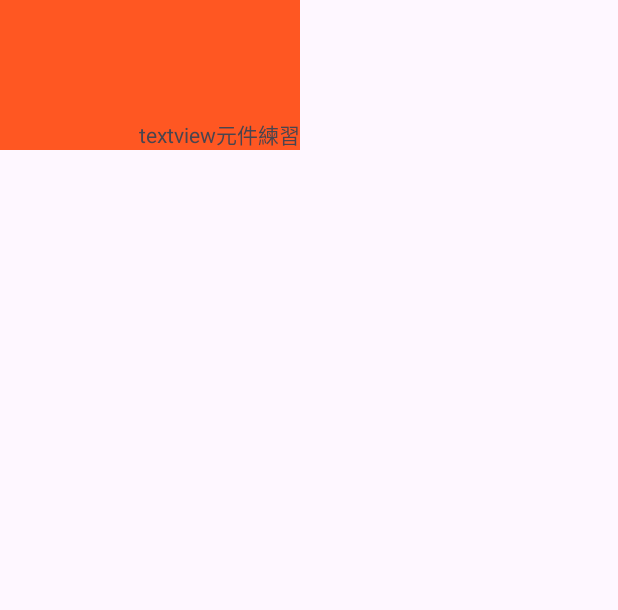
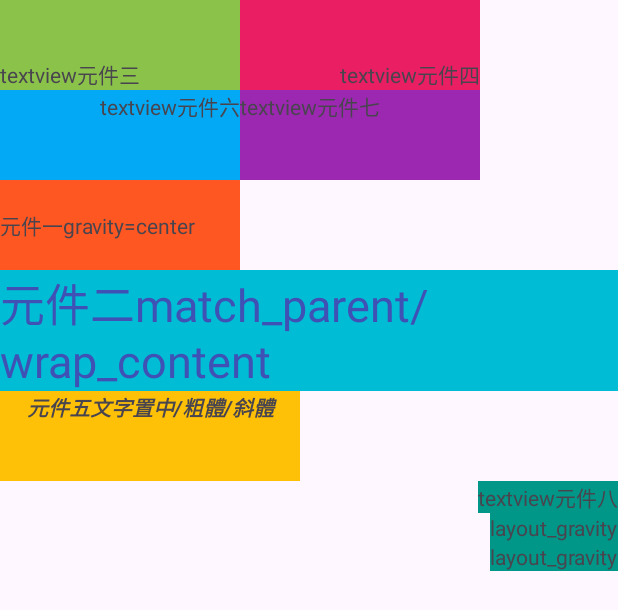
Before and after one commit to cv33301/APP-, an Android app: the layout activity_textview.xml on its own in the app's theme, with its tools: preview values and no code run, on a phone screen of 412 x 824 dp. Shown: the top 610 px of the screen. Run offline under Robolectric (Android 15) with nearby library versions, the phone set to English and light mode, and no system bars.

Commit message:
no message

```diff
--- a/app/src/main/res/layout/activity_textview.xml
+++ b/app/src/main/res/layout/activity_textview.xml
@@ -3,15 +3,96 @@
     xmlns:android="http://schemas.android.com/apk/res/android"
     android:layout_width="match_parent"
     android:layout_height="match_parent"
+    android:orientation="vertical"
     >
 
+    <LinearLayout
+        android:layout_width="match_parent"
+        android:layout_height="wrap_content">
+
+        <TextView
+            android:layout_width="160dp"
+            android:layout_height="60dp"
+            android:text="textview元件三"
+            android:background="#8BC34A"
+            android:gravity="bottom|left"
+            />
+        <TextView
+            android:layout_width="160dp"
+            android:layout_height="60dp"
+            android:text="textview元件四"
+            android:background="#E91E63"
+            android:gravity="bottom|right"
+            />
+
+    </LinearLayout>
+    <LinearLayout
+        android:layout_width="match_parent"
+        android:layout_height="wrap_content">
+
+        <TextView
+            android:layout_width="160dp"
+            android:layout_height="60dp"
+            android:text="textview元件六"
+            android:background="#03A9F4"
+            android:gravity="top|right"
+            />
+        <TextView
+            android:layout_width="160dp"
+            android:layout_height="60dp"
+            android:text="textview元件七"
+            android:background="#9C27B0"
+            android:gravity="top|left"
+            />
+
+    </LinearLayout>
+
+    <TextView
+        android:layout_width="160dp"
+        android:layout_height="60dp"
+        android:text="元件一gravity=center"
+        android:background="#FF5722"
+        android:gravity="center_vertical"
+        />
+    <TextView
+        android:layout_width="match_parent"
+        android:layout_height="wrap_content"
+        android:text="元件二match_parent/wrap_content"
+        android:textColor="#3F51B5"
+        android:textSize="30sp"
+        android:background="#00BCD4"
+
+        />
     <TextView
         android:layout_width="200dp"
-        android:layout_height="100dp"
-        android:text="textview元件練習"
-        android:background="#FF5722"
-        android:gravity="bottom|right"
+        android:layout_height="60dp"
+        android:text="元件五文字置中/粗體/斜體"
+        android:textAlignment="center"
 
+        android:textStyle="bold|italic"
+        android:background="#FFC107"
+        />
+    <TextView
+        android:layout_width="wrap_content"
+        android:layout_height="wrap_content"
+        android:text="textview元件八"
+        android:layout_gravity="right"
+        android:background="#009688"
+        />
+    <TextView
+        android:layout_width="wrap_content"
+        android:layout_height="wrap_content"
+        android:text="layout_gravity"
+        android:layout_gravity="right"
+        android:background="#009688"
+        />
+    <TextView
+        android:layout_width="wrap_content"
+        android:layout_height="wrap_content"
+        android:text="layout_gravity"
+        android:layout_gravity="right"
+        android:background="#009688"
         />
 
+
 </LinearLayout>
```
Also changed, not shown: app/src/main/res/layout/activity_main.xml (+40 -14 lines).
